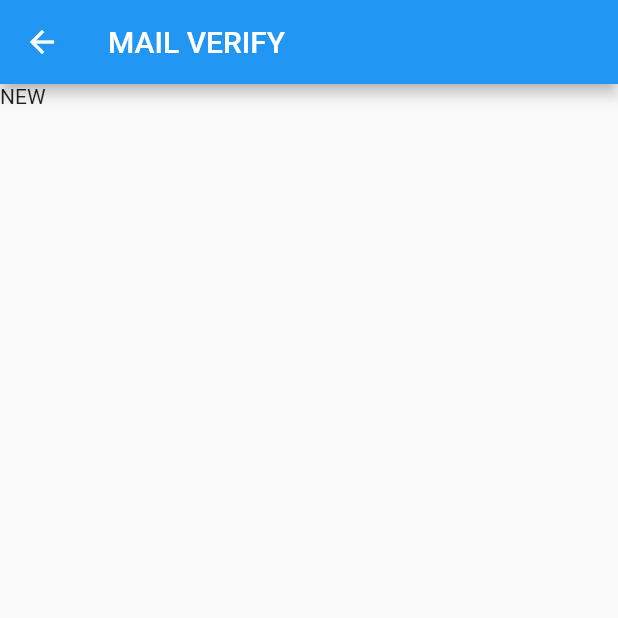
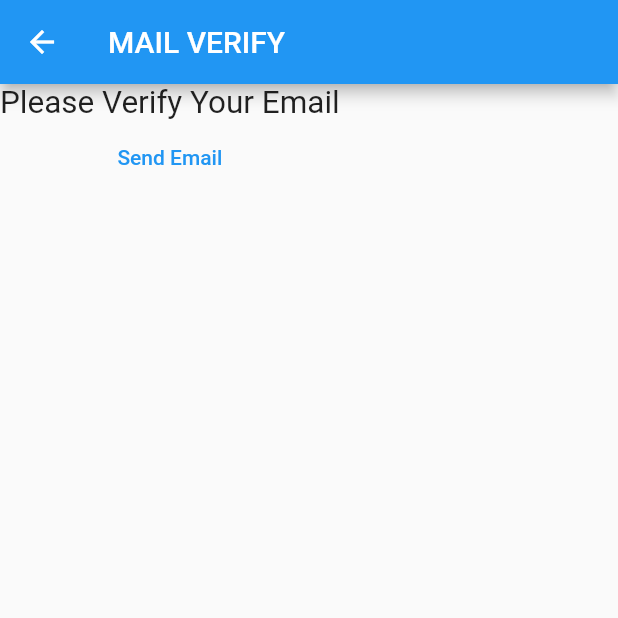
Before and after one commit to keshavsharma0017/loginui, a Flutter app: the screen it shows after launch, on a phone screen of 412 x 824 dp, the top half of it. Run offline on Flutter 3.47's test engine with Material 2 defaults, Android fonts, the phone set to English and light mode, and no system bars; our stand-ins replace firebase_auth, firebase_core; accounts and stored records are empty.

Commit message:
just some minnor changes

```diff
--- a/login_UI/lib/main.dart
+++ b/login_UI/lib/main.dart
@@ -1,11 +1,17 @@
 // ignore: avoid_web_libraries_in_flutter, unused_import
 // import 'dart:html';
+
+// import 'dart:html';
+
+// ignore_for_file: unused_import
 
 import 'package:firebase_auth/firebase_auth.dart';
 import 'package:firebase_core/firebase_core.dart';
 import 'package:flutter/foundation.dart';
 import 'package:flutter/material.dart';
 import 'package:login_ui/firebase_options.dart';
+import 'package:login_ui/views/login_view.dart';
+import 'package:login_ui/views/register_view.dart';
 
 void main() {
   WidgetsFlutterBinding.ensureInitialized();
@@ -86,7 +92,22 @@ class _VerifyEmailViewState extends State<VerifyEmailView> {
       appBar: AppBar(
         title: const Text("MAIL VERIFY"),
       ),
-      body: const Text("NEW"),
+      body: Column(children: [
+        const Text(
+          "Please Verify Your Email",
+          textScaleFactor: 1.5,
+          textAlign: TextAlign.center,
+        ),
+        TextButton(
+          onPressed: () async {
+            final user = FirebaseAuth.instance.currentUser;
+            user?.sendEmailVerification();
+          },
+          child: const Text(
+            "Send Email",
+          ),
+        )
+      ]),
     );
   }
 }
```
